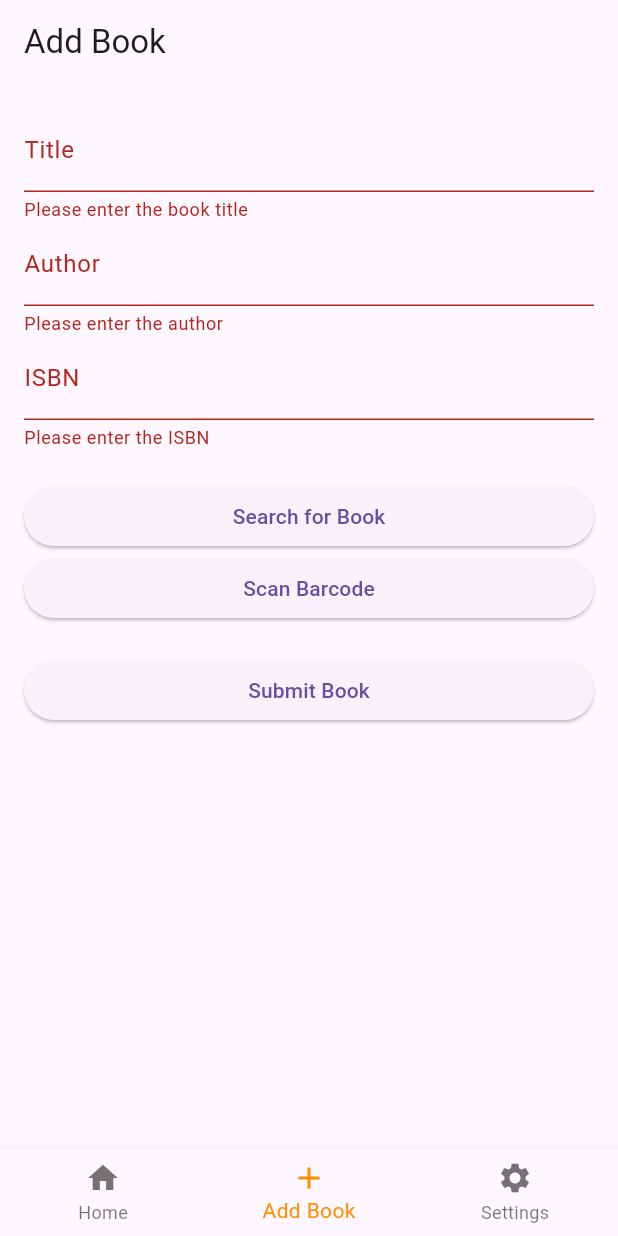
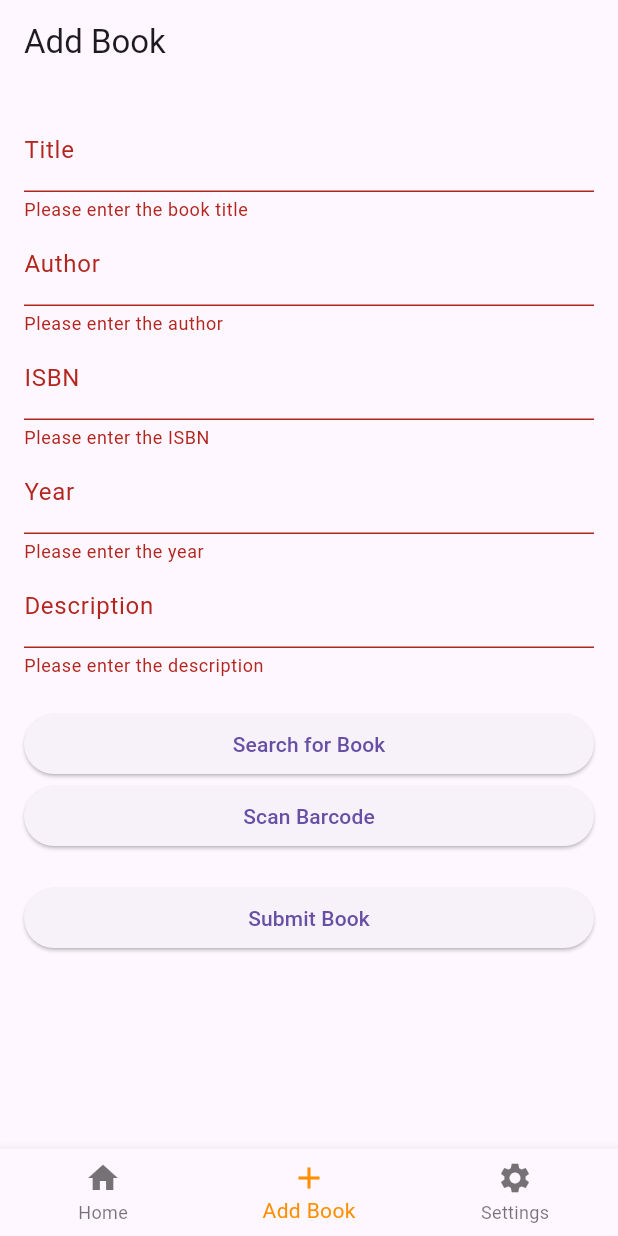
Before and after one commit to shnz99/flutter-library-app, a Flutter app: the screen it shows after launch, item 2 of the bottom bar chosen, after a tap on "Submit Book", on a phone screen of 412 x 824 dp. Run offline on Flutter 3.47's test engine with Material 3 defaults, Android fonts, the phone set to English and light mode, and no system bars; our stand-ins replace shared_preferences; missing offline and left inert: barcode_scan2.

Commit message:
Add year, description, and image to book details
Add year and description fields to book details.

* **lib/models/book.dart**
  - Add `year` and `description` fields to `Book` class.
  - Update `Book.fromJson` and `Book.toJson` methods to handle new fields.

* **lib/screens/add_book_screen.dart**
  - Add `year` and `description` input fields to the form.
  - Update `_searchForBook` method to fetch `year` and `description` from API.
  - Update `_addBook` method to include `year` and `description` in `Book` object.

* **lib/services/book_service.dart**
  - Update `searchBookByNameOrISBN` method to fetch `year` and `description` from API.

* **lib/widgets/book_list_item.dart**
  - Update `BookListItem` widget to display `year` and `description` fields.
  - Use placeholder image from assets if no image is provided.

```diff
--- a/lib/models/book.dart
+++ b/lib/models/book.dart
@@ -3,12 +3,16 @@ class Book {
   String author;
   String isbn;
   String? imageUrl;
+  int? year;
+  String? description;
 
   Book({
     required this.title,
     required this.author,
     required this.isbn,
     this.imageUrl,
+    this.year,
+    this.description,
   });
 
   factory Book.fromJson(Map<String, dynamic> json) {
@@ -17,6 +21,8 @@ class Book {
       author: json['author'],
       isbn: json['isbn'],
       imageUrl: json['imageUrl'],
+      year: json['year'],
+      description: json['description'],
     );
   }
 
@@ -26,6 +32,8 @@ class Book {
       'author': author,
       'isbn': isbn,
       'imageUrl': imageUrl,
+      'year': year,
+      'description': description,
     };
   }
 }
--- a/lib/screens/add_book_screen.dart
+++ b/lib/screens/add_book_screen.dart
@@ -17,6 +17,8 @@ class _AddBookScreenState extends State<AddBookScreen> {
   final _titleController = TextEditingController();
   final _authorController = TextEditingController();
   final _isbnController = TextEditingController();
+  final _yearController = TextEditingController();
+  final _descriptionController = TextEditingController();
   final BookService _bookService = BookService();
 
   @override
@@ -24,6 +26,8 @@ class _AddBookScreenState extends State<AddBookScreen> {
     _titleController.dispose();
     _authorController.dispose();
     _isbnController.dispose();
+    _yearController.dispose();
+    _descriptionController.dispose();
     super.dispose();
   }
 
@@ -45,6 +49,8 @@ class _AddBookScreenState extends State<AddBookScreen> {
           _titleController.text = bookData['title'] ?? '';
           _authorController.text = bookData['authors']?.join(', ') ?? '';
           _isbnController.text = bookData['industryIdentifiers']?.firstWhere((id) => id['type'] == 'ISBN_13', orElse: () => null)?['identifier'] ?? '';
+          _yearController.text = bookData['publishedDate']?.split('-')?.first ?? '';
+          _descriptionController.text = bookData['description'] ?? '';
         });
         _showSuccessMessage('Book details updated successfully!');
       } else {
@@ -93,6 +99,8 @@ class _AddBookScreenState extends State<AddBookScreen> {
         title: _titleController.text,
         author: _authorController.text,
         isbn: _isbnController.text,
+        year: int.tryParse(_yearController.text),
+        description: _descriptionController.text,
       );
       try {
         await _bookService.addBook(book);
@@ -145,6 +153,26 @@ class _AddBookScreenState extends State<AddBookScreen> {
                   return null;
                 },
               ),
+              TextFormField(
+                controller: _yearController,
+                decoration: InputDecoration(labelText: 'Year'),
+                validator: (value) {
+                  if (value?.isEmpty ?? true) {
+                    return 'Please enter the year';
+                  }
+                  return null;
+                },
+              ),
+              TextFormField(
+                controller: _descriptionController,
+                decoration: InputDecoration(labelText: 'Description'),
+                validator: (value) {
+                  if (value?.isEmpty ?? true) {
+                    return 'Please enter the description';
+                  }
+                  return null;
+                },
+              ),
               SizedBox(height: 20),
               Row(
                 children: [
--- a/lib/services/book_service.dart
+++ b/lib/services/book_service.dart
@@ -76,6 +76,8 @@ class BookService {
           title: bookData['title'] ?? '',
           author: bookData['authors']?.join(', ') ?? '',
           isbn: bookData['industryIdentifiers']?.firstWhere((id) => id['type'] == 'ISBN_13', orElse: () => null)?['identifier'] ?? '',
+          year: int.tryParse(bookData['publishedDate']?.split('-')?.first ?? ''),
+          description: bookData['description'] ?? '',
         );
       }
     }
```
Also changed, not shown: lib/widgets/book_list_item.dart (+15 -2 lines).
